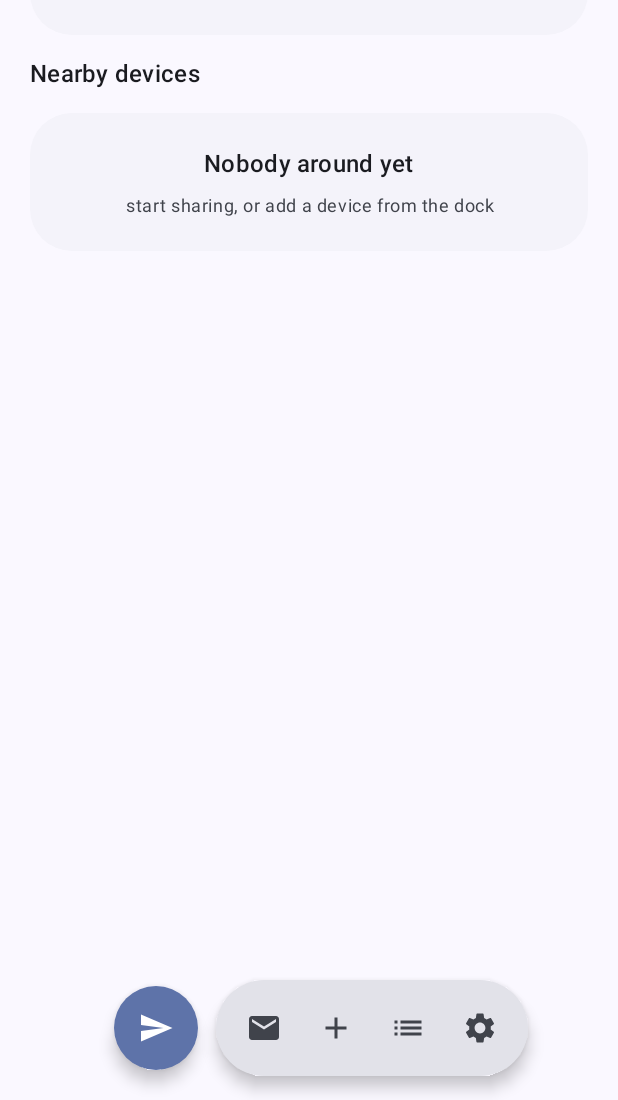
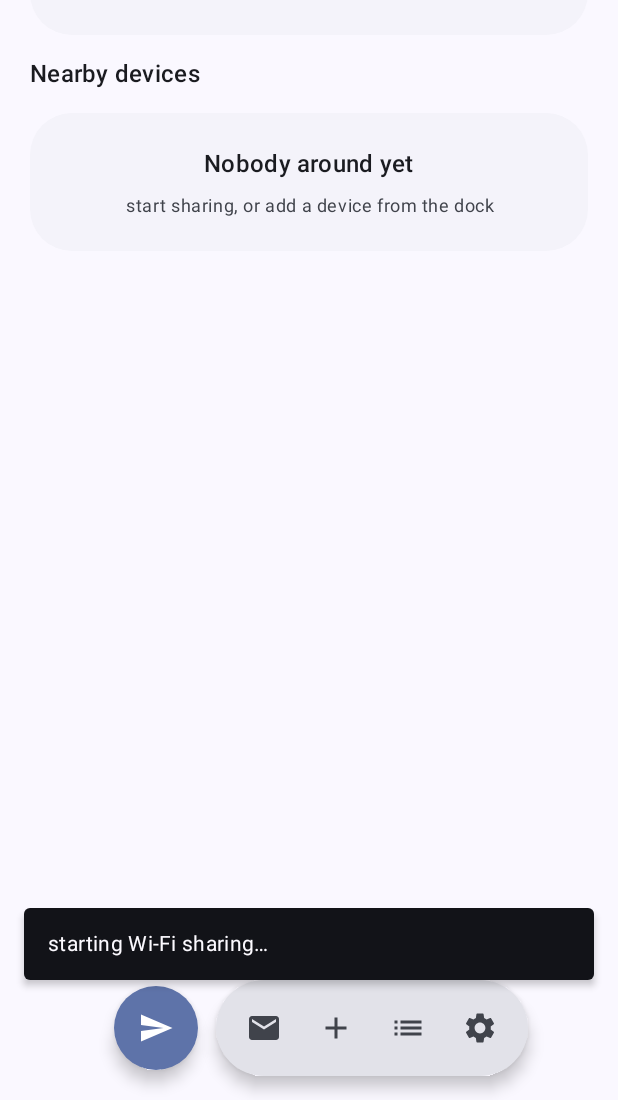
Before and after one commit to tszszszszszsz/flit, an Android app built with Jetpack Compose: the screen it shows after launch (MainActivity), after a tap on "Send files", on a phone screen of 412 x 824 dp, the part 136-1236 px from its top. Run offline under Robolectric (Android 15) with nearby library versions, the phone set to English and light mode, and no system bars; libraries missing offline, so code that uses them is left out: androidx.lifecycle, androidx.lifecycle.compose; pictures from the network do not load.

Commit message:
look rewrite, milestone 7: engine feedback rides an M3 snackbar
- FlitEngine.toast keeps its signature and (single) call-path contract;
  behind it a @Volatile uiSink picks the channel: MainActivity connects
  it via lifecycle ON_START/ON_STOP (+ onDispose), so visible messages
  surface in-app while backgrounded flows keep system toasts — behavior
  parity, no gating, no message lost at the visible/hidden race
- one at a time: a fresh message cancels the in-flight one and relaunches
  showSnackbar (replaces whatever is up; never stacks)
- snackbar visuals per the token spine, made explicit instead of
  inherited defaults: inverseSurface bg / inverseOnSurface text
  (inversePrimary reserved for actions — none today), 48dp single-line
  container, extra-small (4dp) radius, level2…level3 shadow, 16dp side
  margins; fillMaxWidth so long messages wrap instead of overflowing
- placement: bottom-center above the dock (nav bars + 16 + 56 FAB + 8
  gap); draws last in the root box, under dialogs
- device-verified: rename flow triggers snackbar above the dock,
  geometry measured on screencap (48.0dp tall, 16dp margins), light and
  dark (inverse pair inverts correctly); two rapid messages → one bubble
- prefs left exactly as found; 30 tests green, assembleRelease ok

```diff
--- a/app/src/main/kotlin/app/flit/share/FlitEngine.kt
+++ b/app/src/main/kotlin/app/flit/share/FlitEngine.kt
@@ -312,7 +312,24 @@ val share: StateFlow<ShareIntake?> = _share
     /** For nested/delegate access to the app context. */
     internal fun ctx(): Context = appCtx
 
+    /**
+     * Where user-facing feedback goes: set while the main UI is visible
+     * (messages ride the in-app snackbar), null otherwise so they fall back to
+     * system toasts — parity for flows started while backgrounded (dock peer
+     * send, roster pin renewals, …). Set/cleared from the MAIN thread on
+     * lifecycle ON_START/ON_STOP; read on engine threads via volatile.
+     */
+    @Volatile
+    internal var uiSink: ((String) -> Unit)? = null
+
     internal fun toast(msg: String) {
+        // Snapshot once: a message racing the visible/hidden boundary either
+        // rides the snackbar or falls back to the system toast — never lost.
+        val sink = uiSink
+        if (sink != null) {
+            sink(msg)
+            return
+        }
         runCatching { android.widget.Toast.makeText(appCtx, msg, android.widget.Toast.LENGTH_SHORT).show() }
     }
 
--- a/app/src/main/kotlin/app/flit/share/MainActivity.kt
+++ b/app/src/main/kotlin/app/flit/share/MainActivity.kt
@@ -49,6 +49,7 @@ import androidx.compose.foundation.isSystemInDarkTheme
 import androidx.compose.foundation.layout.Arrangement
 import androidx.compose.foundation.layout.Box
 import androidx.compose.foundation.layout.Column
+import androidx.compose.foundation.layout.defaultMinSize
 import androidx.compose.foundation.layout.Row
 import androidx.compose.foundation.layout.Spacer
 import androidx.compose.foundation.layout.fillMaxSize
@@ -85,6 +86,9 @@ import androidx.compose.material3.Icon
 import androidx.compose.material3.IconButton
 import androidx.compose.material3.LinearProgressIndicator
 import androidx.compose.material3.RadioButton
+import androidx.compose.material3.SnackbarDuration
+import androidx.compose.material3.SnackbarHost
+import androidx.compose.material3.SnackbarHostState
 import androidx.compose.material3.MaterialTheme
 import androidx.compose.material3.OutlinedButton
 import androidx.compose.material3.OutlinedTextField
@@ -103,6 +107,7 @@ import androidx.compose.runtime.collectAsState
 import androidx.compose.runtime.getValue
 import androidx.compose.runtime.mutableStateOf
 import androidx.compose.runtime.remember
+import androidx.compose.runtime.rememberCoroutineScope
 import androidx.compose.runtime.setValue
 import androidx.compose.ui.Alignment
 import androidx.compose.ui.Modifier
@@ -123,11 +128,16 @@ import androidx.compose.ui.unit.dp
 import androidx.compose.ui.unit.sp
 import androidx.core.content.ContextCompat
 import androidx.core.content.FileProvider
+import androidx.lifecycle.Lifecycle
+import androidx.lifecycle.LifecycleEventObserver
+import androidx.lifecycle.compose.LocalLifecycleOwner
 import java.io.File
 import java.text.SimpleDateFormat
 import java.util.Date
 import java.util.Locale
+import kotlinx.coroutines.Job
 import kotlinx.coroutines.delay
+import kotlinx.coroutines.launch
 
 /**
  * Launches as the main screen AND as a system share target (SEND / SEND_MULTIPLE).
@@ -352,6 +362,42 @@ class MainActivity : ComponentActivity() {
         // the boot sweep covers everything left (offline pin without peers).
         LaunchedEffect(Unit) { FlitShortcuts.sync(this@MainActivity) }
         LaunchedEffect(state.running) { if (state.running) FlitShortcuts.sync(this@MainActivity) }
+
+        // ---- in-app feedback -----------------------------------------------
+        // Engine messages surface as an M3 snackbar while this UI is visible;
+        // backgrounded flows (notification send, roster pinning) fall back to
+        // system toasts — same message, same channel rules as before.
+        val snackbar = remember { SnackbarHostState() }
+        var pendingToast by remember { mutableStateOf<Job?>(null) }
+        val toastScope = rememberCoroutineScope()
+        val uiSink = remember {
+            // One at a time: a fresh message cancels the in-flight one and
+            // relaunches — showSnackbar replaces whatever is on screen.
+            { msg: String ->
+                pendingToast?.cancel()
+                pendingToast = toastScope.launch {
+                    snackbar.showSnackbar(msg, duration = SnackbarDuration.Short)
+                }
+            }
+        }
+        val lifecycleOwner = LocalLifecycleOwner.current
+        DisposableEffect(lifecycleOwner, uiSink) {
+            val observer = LifecycleEventObserver { _, event ->
+                when (event) {
+                    Lifecycle.Event.ON_START -> FlitEngine.uiSink = uiSink
+                    Lifecycle.Event.ON_STOP -> if (FlitEngine.uiSink === uiSink) FlitEngine.uiSink = null
+                    else -> Unit
+                }
+            }
+            lifecycleOwner.lifecycle.addObserver(observer)
+            FlitEngine.uiSink = uiSink // composition exists only while the activity does
+            onDispose {
+                lifecycleOwner.lifecycle.removeObserver(observer)
+                if (FlitEngine.uiSink === uiSink) FlitEngine.uiSink = null
+                pendingToast?.cancel()
+                pendingToast = null
+            }
+        }
 
         FlitTheme(themeOverride = theme) {
             Surface(modifier = Modifier.fillMaxSize()) {
@@ -887,6 +933,42 @@ class MainActivity : ComponentActivity() {
                         onNote = { showNoteDialog = true },
                         onAdd = { showAddDialog = true },
                     )
+
+                    // Engine feedback hovers above the dock (dock = nav bars +
+                    // 16 gap + 56 FAB; snackbar sits 8 above that). Visually
+                    // the M3 snackbar contract: 48dp single line, extra-small
+                    // radius, inverse-surface trio — constants match the m3
+                    // defaults, spelled out so the contract is auditable in
+                    // one place (an action, if ever added, takes inversePrimary;
+                    // none today — engine toasts carry no actions).
+                    SnackbarHost(
+                        hostState = snackbar,
+                        modifier = Modifier
+                            .align(Alignment.BottomCenter)
+                            .navigationBarsPadding()
+                            .padding(bottom = 80.dp)
+                            .padding(horizontal = 16.dp),
+                    ) { data ->
+                        Surface(
+                            modifier = Modifier.fillMaxWidth(),
+                            shape = RoundedCornerShape(FlitCorner.extraSmall),
+                            color = MaterialTheme.colorScheme.inverseSurface,
+                            shadowElevation = 3.dp,
+                        ) {
+                            Box(
+                                modifier = Modifier
+                                    .padding(horizontal = 16.dp)
+                                    .defaultMinSize(minHeight = 48.dp),
+                                contentAlignment = Alignment.CenterStart,
+                            ) {
+                                Text(
+                                    data.visuals.message,
+                                    style = MaterialTheme.typography.bodyMedium,
+                                    color = MaterialTheme.colorScheme.inverseOnSurface,
+                                )
+                            }
+                        }
+                    }
                 }
             }
         }
```
